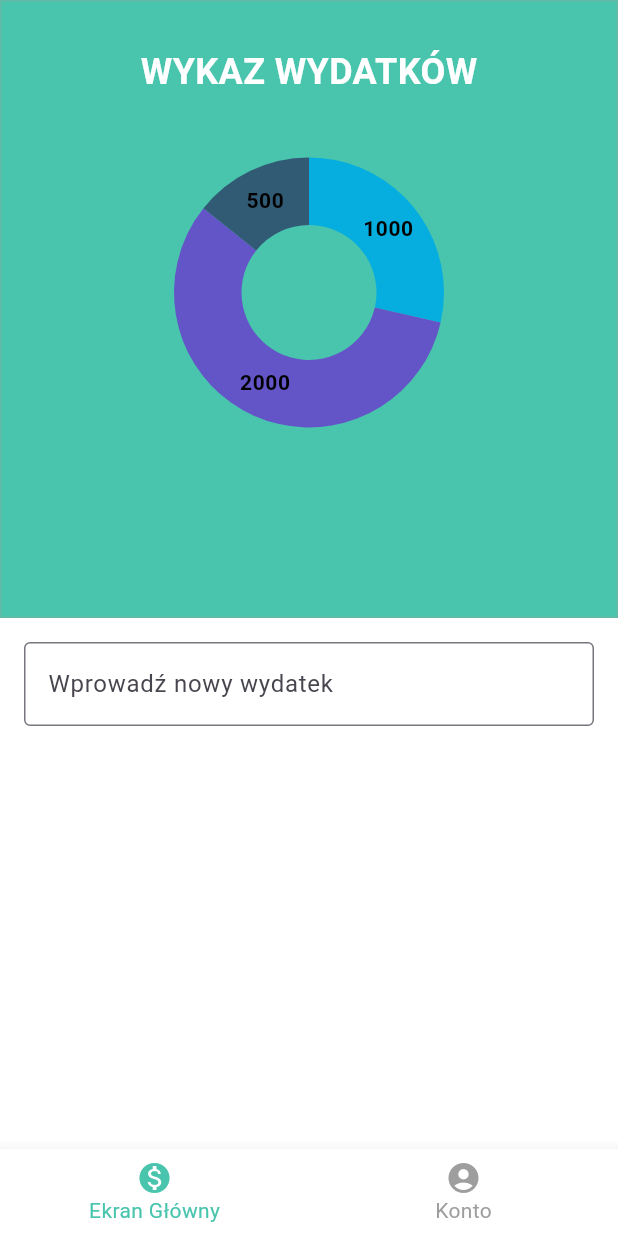
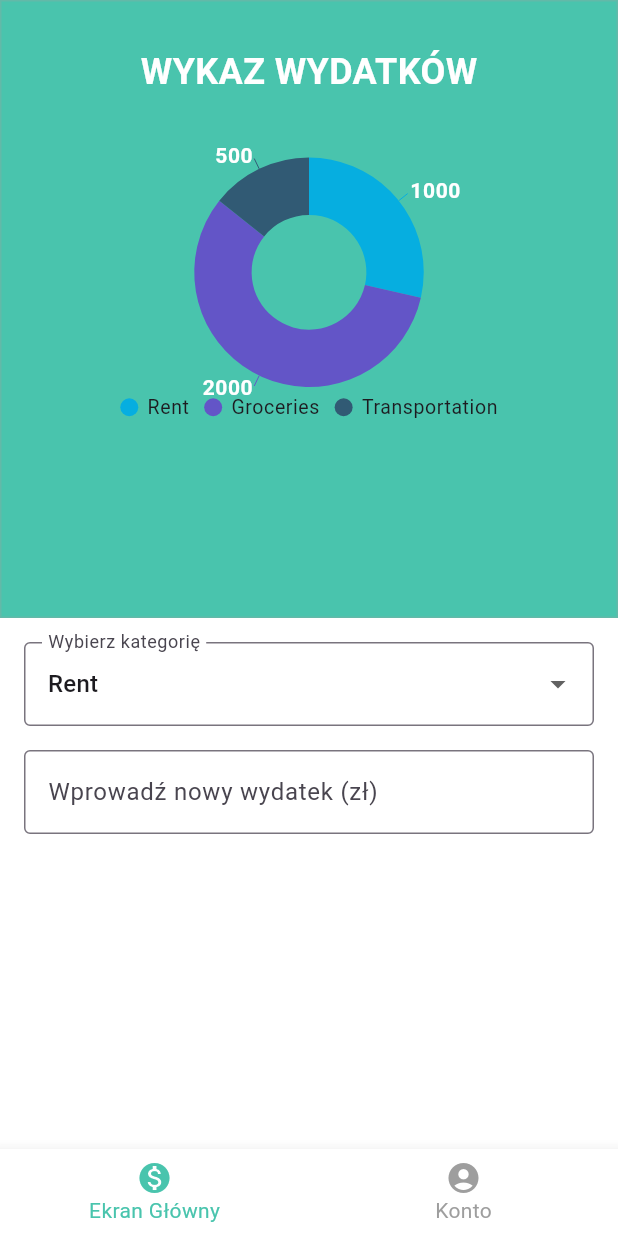
Before and after one commit to dmouze/MoneyBuddy, a Flutter app: the MainScreen screen opened directly, on a phone screen of 412 x 824 dp. Run offline on Flutter 3.47's test engine with Material 3 defaults, Android fonts, the phone set to English and light mode, and no system bars; our stand-ins replace logger, syncfusion_flutter_charts.

```diff
--- a/lib/MainScreen.dart
+++ b/lib/MainScreen.dart
@@ -12,12 +12,15 @@ class _MainScreenState extends State<MainScreen> {
   double? _income = 0.0;
   double? _expenses = 0.0;
   final TextEditingController _expenseController = TextEditingController();
+  String _selectedCategory = 'Rent';
 
   final List<Map<String, dynamic>> _dataSource = [
     {'category': 'Rent', 'value': 1000.0},
     {'category': 'Groceries', 'value': 2000.0},
     {'category': 'Transportation', 'value': 500.0},
   ];
+
+  final List<String> _categories = ['Rent', 'Groceries', 'Transportation', 'Other'];
 
   late List<DoughnutSeries<Map<String, dynamic>, String>> _series;
 
@@ -28,6 +31,10 @@ class _MainScreenState extends State<MainScreen> {
     _expenses = _dataSource.map((e) => e['value'] as double).reduce((a, b) => a + b);
     _currentBalance = _income! - _expenses!;
 
+    _updateSeries();
+  }
+
+  void _updateSeries() {
     _series = [
       DoughnutSeries<Map<String, dynamic>, String>(
         dataSource: _dataSource,
@@ -39,11 +46,11 @@ class _MainScreenState extends State<MainScreen> {
         innerRadius: '50%',
         dataLabelSettings: DataLabelSettings(
           isVisible: true,
-          labelAlignment: ChartDataLabelAlignment.auto,
+          labelPosition: ChartDataLabelPosition.outside,
           textStyle: TextStyle(
             fontSize: 14,
             fontWeight: FontWeight.bold,
-            color: Colors.black,
+            color: Colors.white,
           ),
         ),
       ),
@@ -54,29 +61,20 @@ class _MainScreenState extends State<MainScreen> {
     final double? value = double.tryParse(_expenseController.text);
     if (value != null) {
       setState(() {
-        _dataSource.add({'category': 'New Expense', 'value': value});
+        bool categoryExists = false;
+        for (var item in _dataSource) {
+          if (item['category'] == _selectedCategory) {
+            item['value'] += value;
+            categoryExists = true;
+            break;
+          }
+        }
+        if (!categoryExists) {
+          _dataSource.add({'category': _selectedCategory, 'value': value});
+        }
         _expenses = _dataSource.map((e) => e['value'] as double).reduce((a, b) => a + b);
         _currentBalance = _income! - _expenses!;
-        _series = [
-          DoughnutSeries<Map<String, dynamic>, String>(
-            dataSource: _dataSource,
-            xValueMapper: (Map<String, dynamic> data, _) => data['category'] as String,
-            yValueMapper: (Map<String, dynamic> data, _) => data['value'] as double,
-            radius: '100%',
-            startAngle: 0,
-            endAngle: 360,
-            innerRadius: '50%',
-            dataLabelSettings: DataLabelSettings(
-              isVisible: true,
-              labelAlignment: ChartDataLabelAlignment.auto,
-              textStyle: TextStyle(
-                fontSize: 14,
-                fontWeight: FontWeight.bold,
-                color: Colors.black,
-              ),
-            ),
-          ),
-        ];
+        _updateSeries();
       });
     }
   }
@@ -109,7 +107,8 @@ class _MainScreenState extends State<MainScreen> {
         showUnselectedLabels: true,
         onTap: (value) {},
       ),
-      body: Column(
+      body: SingleChildScrollView(
+        child: Column(
           mainAxisAlignment: MainAxisAlignment.start,
           crossAxisAlignment: CrossAxisAlignment.start,
           mainAxisSize: MainAxisSize.max,
@@ -179,9 +178,13 @@ class _MainScreenState extends State<MainScreen> {
                         child: SfCircularChart(
                           series: _series,
                           tooltipBehavior: TooltipBehavior(enable: true),
+                          legend: Legend(
+                            isVisible: true,
+                            position: LegendPosition.bottom,
+                            overflowMode: LegendItemOverflowMode.wrap,
                           ),
                         ),
-
+                      ),
                     ],
                   ),
                 ),
@@ -189,11 +192,32 @@ class _MainScreenState extends State<MainScreen> {
             ),
             Padding(
               padding: const EdgeInsets.all(16.0),
-            child: TextField(
+              child: Column(
+                children: [
+                  DropdownButtonFormField<String>(
+                    decoration: InputDecoration(
+                      border: OutlineInputBorder(),
+                      labelText: 'Wybierz kategorię',
+                    ),
+                    value: _selectedCategory,
+                    items: _categories.map((String category) {
+                      return DropdownMenuItem<String>(
+                        value: category,
+                        child: Text(category),
+                      );
+                    }).toList(),
+                    onChanged: (String? newValue) {
+                      setState(() {
+                        _selectedCategory = newValue!;
+                      });
+                    },
+                  ),
+                  SizedBox(height: 16),
+                  TextField(
                     controller: _expenseController,
                     decoration: InputDecoration(
                       border: OutlineInputBorder(),
-                labelText: 'Wprowadź nowy wydatek',
+                      labelText: 'Wprowadź nowy wydatek (zł)',
                     ),
                     keyboardType: TextInputType.number,
                     onSubmitted: (value) {
@@ -201,8 +225,11 @@ class _MainScreenState extends State<MainScreen> {
                       _expenseController.clear();
                     },
                   ),
+                ],
+              ),
             ),
           ],
+        ),
       ),
     );
   }
--- a/lib/main.dart
+++ b/lib/main.dart
@@ -1,5 +1,5 @@
 import 'package:flutter/material.dart';
-import 'package:flutter_first_project/LoginScreen.dart';
+import 'package:MoneyBuddy/LoginScreen.dart';
 import 'package:logger/logger.dart';
 
 void main() {
```
Lines whose indentation alone changed are shown as unchanged.
